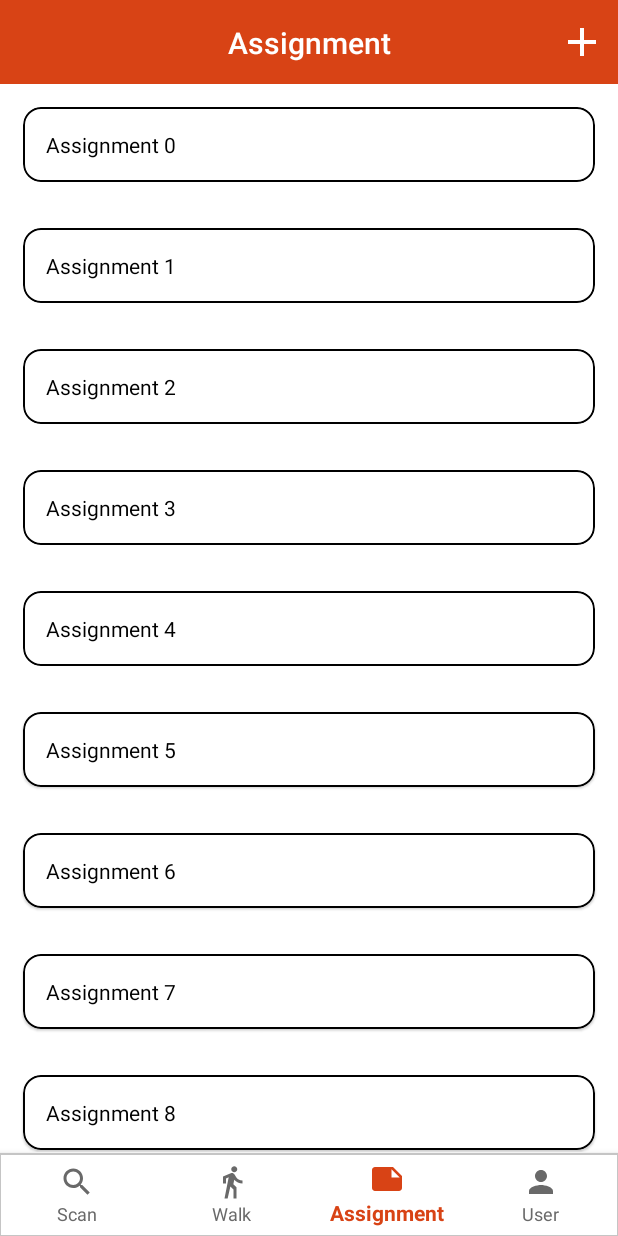
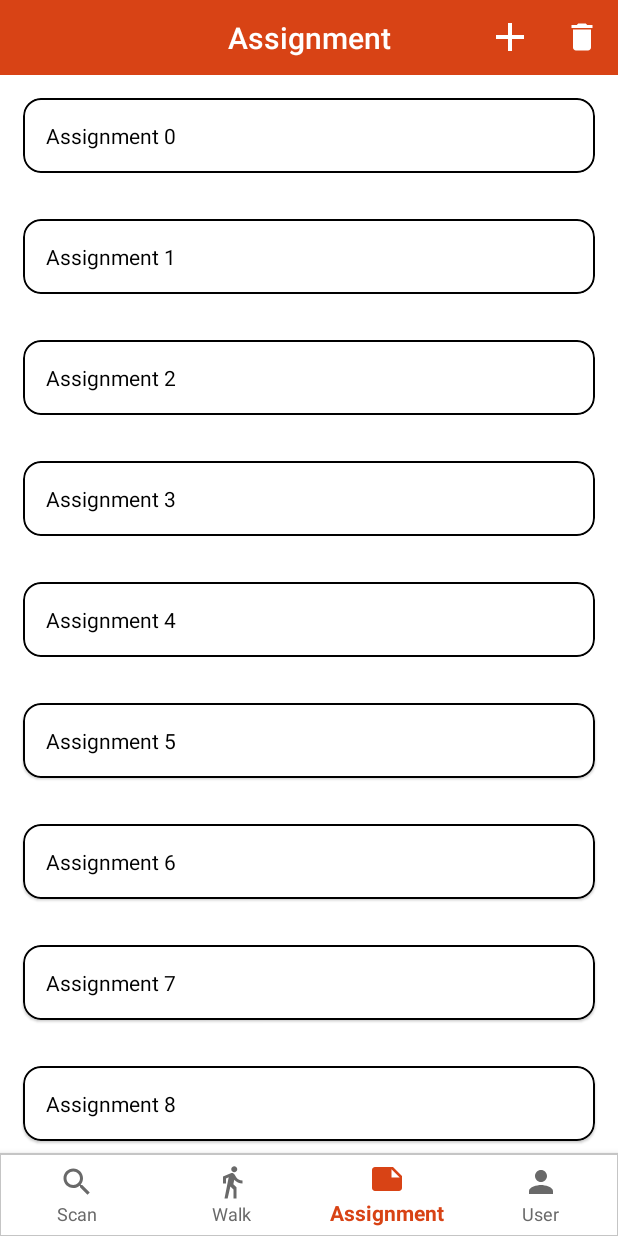
Before and after one commit to limyingjie/mimicareApp, an Android app: the screen it shows after launch (MainActivity), item 3 of the bottom bar chosen, on a phone screen of 412 x 824 dp. Run offline under Robolectric (Android 15) with nearby library versions, the phone set to English and light mode, and no system bars; 1 statement that could not run was skipped.

Commit message:
Added User,Assignment and Walk UI
(cherry picked from commit 2b1a500c1b4f4c153e6a23dec1b5ba8c002b2a1b)

```diff
--- a/app/build.gradle
+++ b/app/build.gradle
@@ -44,4 +44,5 @@ dependencies {
 
     //circle image
     implementation 'de.hdodenhof:circleimageview:3.0.0'
+
 }
--- a/app/src/main/java/com/project/miniCare/Adapters/AssignmentRecyclerAdapter.java
+++ b/app/src/main/java/com/project/miniCare/Adapters/AssignmentRecyclerAdapter.java
@@ -23,19 +23,21 @@ public class AssignmentRecyclerAdapter extends RecyclerView.Adapter<AssignmentRe
     private Context context;
 
     public AssignmentRecyclerAdapter(ArrayList<String> mAssignment, OnClickListener onClickListener,Context context) {
+        Log.d(TAG, "AssignmentRecyclerAdapter: Called");
         this.mAssignment = mAssignment;
         this.onClickListener = onClickListener;
         this.context = context;
+        mSparseBooleanArray = new SparseBooleanArray();
     }
 
 
     @NonNull
     @Override
     public ViewHolder onCreateViewHolder(@NonNull ViewGroup viewGroup, int i) {
+        Log.d(TAG, "onCreateViewHolder: Called");
         // recycling the viewHolder and put them in the position they are supposed to be
         View view = LayoutInflater.from(viewGroup.getContext()).inflate(R.layout.assignment_list_item,viewGroup,false);
         ViewHolder holder = new ViewHolder(view,onClickListener,context);
-        mSparseBooleanArray = new SparseBooleanArray();
         return holder;
     }
 
@@ -52,6 +54,15 @@ public class AssignmentRecyclerAdapter extends RecyclerView.Adapter<AssignmentRe
         }
     }
 
+    public SparseBooleanArray getSelectedPosition(){
+        return mSparseBooleanArray;
+    }
+
+    public void setSelectedPosition(SparseBooleanArray sparseBooleanArray){
+        // rearrange the array
+
+        mSparseBooleanArray = sparseBooleanArray;
+    }
     @Override
     public int getItemCount() {
         return mAssignment.size();
@@ -83,6 +94,7 @@ public class AssignmentRecyclerAdapter extends RecyclerView.Adapter<AssignmentRe
                 mSparseBooleanArray.put(getAdapterPosition(),true);
                 cardView.setStrokeColor(context.getResources().getColor(R.color.colorPrimary));
             }
+            Log.d(TAG, "onClick: "+mSparseBooleanArray);
             onClickListener.onClickListener(getAdapterPosition());
         }
     }
--- a/app/src/main/java/com/project/miniCare/Fragments/DevicesFragment.java
+++ b/app/src/main/java/com/project/miniCare/Fragments/DevicesFragment.java
@@ -44,6 +44,7 @@ public class DevicesFragment extends ListFragment {
     private BroadcastReceiver bleDiscoveryBroadcastReceiver;
     private IntentFilter bleDiscoveryIntentFilter;
 
+    // Need to understand this fragment in detail in order to be able to manage its lifecycle
     public DevicesFragment() {
         bluetoothAdapter = BluetoothAdapter.getDefaultAdapter();
         bleDiscoveryBroadcastReceiver = new BroadcastReceiver() {
--- a/app/src/main/java/com/project/miniCare/MainActivity.java
+++ b/app/src/main/java/com/project/miniCare/MainActivity.java
@@ -24,6 +24,8 @@ public class MainActivity extends AppCompatActivity implements FragmentManager.O
 
     public String device;
     public Toolbar toolbar;
+    private BottomNavigationView bottomNav;
+
     @Override
     protected void onCreate(Bundle savedInstanceState) {
         super.onCreate(savedInstanceState);
@@ -34,27 +36,22 @@ public class MainActivity extends AppCompatActivity implements FragmentManager.O
         setSupportActionBar(toolbar);
         getSupportActionBar().setDisplayShowTitleEnabled(false);
 
-        getSupportFragmentManager().addOnBackStackChangedListener(this);
+        bottomNav =findViewById(R.id.bottom_navigation);
+        bottomNav.setOnNavigationItemSelectedListener(navListener);
 
-        BottomNavigationView bottomNav =findViewById(R.id.bottom_navigation);
-        bottomNav.setOnNavigationItemSelectedListener(navListener);
 
         //possibly use https://github.com/ittianyu/BottomNavigationViewEx instead
         //remove padding in bottom navigation
-        BottomNavigationMenuView menuView = (BottomNavigationMenuView) bottomNav.getChildAt(0);
-        for (int i = 0; i < menuView.getChildCount(); i++) {
-            BottomNavigationItemView item = (BottomNavigationItemView) menuView.getChildAt(i);
-            View activeLabel = item.findViewById(R.id.largeLabel);
-            if (activeLabel instanceof TextView) {
-                activeLabel.setPadding(0, 0, 0, 0);
-            }
-    }
+        removePaddingFromNavigation();
+
+
+        // code from Simple BLE
+        getSupportFragmentManager().addOnBackStackChangedListener(this);
         if (savedInstanceState == null)
-            getSupportFragmentManager().beginTransaction().replace(R.id.fragment, new DevicesFragment(), "devices").commit();
+            getSupportFragmentManager().beginTransaction().replace(R.id.fragment,new DevicesFragment()).commit();
         else
             onBackStackChanged();
     }
-
 
     @Override
     public void onBackStackChanged() {
@@ -116,4 +113,14 @@ public class MainActivity extends AppCompatActivity implements FragmentManager.O
 
     }
 
+    private void removePaddingFromNavigation(){
+        BottomNavigationMenuView menuView = (BottomNavigationMenuView) bottomNav.getChildAt(0);
+        for (int i = 0; i < menuView.getChildCount(); i++) {
+            BottomNavigationItemView item = (BottomNavigationItemView) menuView.getChildAt(i);
+            View activeLabel = item.findViewById(R.id.largeLabel);
+            if (activeLabel instanceof TextView) {
+                activeLabel.setPadding(0, 0, 0, 0);
+            }
+        }
+    }
 }
--- a/app/src/main/res/layout/activity_main.xml
+++ b/app/src/main/res/layout/activity_main.xml
@@ -13,7 +13,7 @@
         <android.support.v7.widget.Toolbar
             android:id="@+id/toolbar"
             android:layout_width="match_parent"
-            android:layout_height="?attr/actionBarSize"
+            android:layout_height="50dp"
             android:theme="@style/ThemeOverlay.AppCompat.Dark"
             android:background="@color/colorPrimary"
             app:layout_constraintEnd_toEndOf="parent"
--- a/app/src/main/res/layout/fragment_walk.xml
+++ b/app/src/main/res/layout/fragment_walk.xml
@@ -9,7 +9,7 @@
     <android.support.design.widget.TabLayout
         android:id="@+id/tabLayout"
         android:layout_width="match_parent"
-        android:layout_height="wrap_content"
+        android:layout_height="50dp"
         android:theme="@style/ThemeOverlay.AppCompat.Dark"
         app:tabTextColor="@color/colorFadeTextTitle"
         app:tabIndicatorColor="@color/colorTextTitle"
--- a/app/src/main/res/menu/menu_assignment.xml
+++ b/app/src/main/res/menu/menu_assignment.xml
@@ -4,7 +4,11 @@
     <item
         android:id="@+id/item_add"
         android:icon="@drawable/ic_add_simple_white"
-        android:title="@string/scan"
+        android:title="@string/add"
         app:showAsAction="ifRoom"/>
-
+    <item
+        android:id="@+id/item_delete"
+        android:icon="@drawable/ic_delete_white_24dp"
+        android:title="delete"
+        app:showAsAction="ifRoom"/>
 </menu>
```
Also changed, not shown: app/src/main/java/com/project/miniCare/Adapters/BottomNavigationFragmentAdapter.java (added, +68 -0 lines), app/src/main/java/com/project/miniCare/Fragments/AssignmentFragment.java (+47 -2 lines), app/src/main/res/drawable/ic_delete.xml (added, +9 -0 lines).
